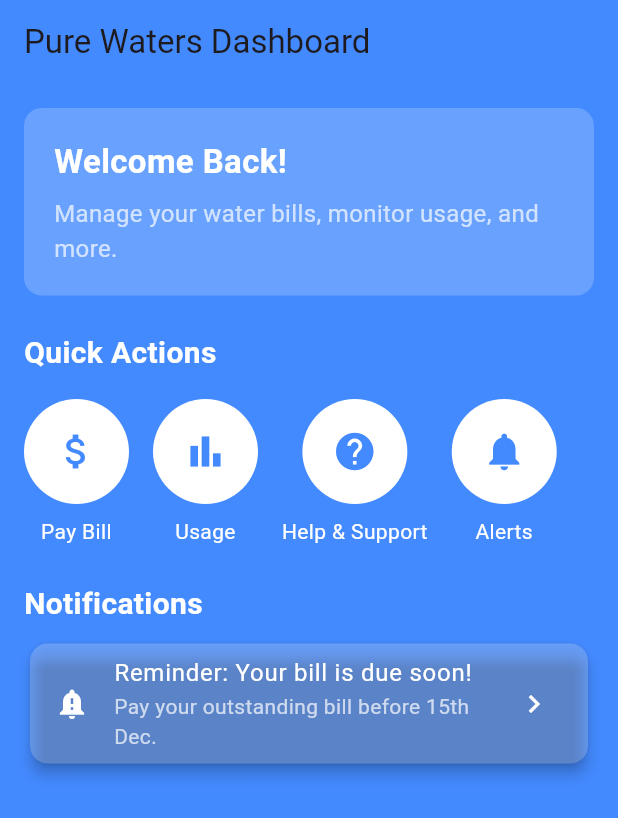
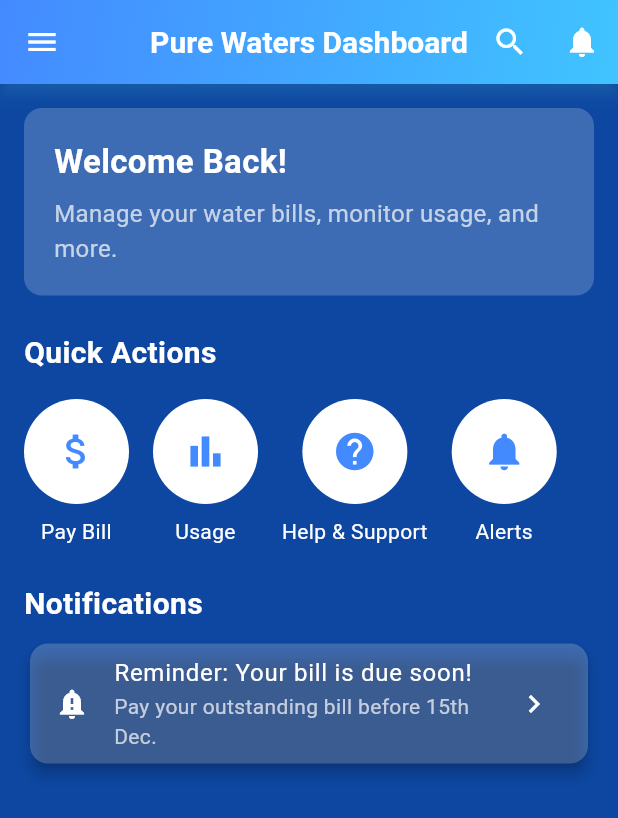
Before and after one commit to NexusGKSoftwares/pure_waters_app, a Flutter app: the screen it shows after launch, on a phone screen of 412 x 824 dp. Shown: the top 818 px of the screen. Run offline on Flutter 3.47's test engine with Material 3 defaults, Android fonts, the phone set to English and light mode, and no system bars.

Commit message:
Enhancements: Gradient Background: Adds a visually dynamic effect to the AppBar. Centralized Title: Centering the title gives it a cleaner, balanced look. Action Buttons: Icons for search and notifications make the AppBar more functional. Menu Icon: Provides easy access to navigation or additional options. Text Styling: Bold and clean white text contrasts well against the gradient background. Subtle Shadow: Slight elevation enhances depth perception.

```diff
--- a/lib/screens/dashboard_screen.dart
+++ b/lib/screens/dashboard_screen.dart
@@ -10,13 +10,52 @@ class DashboardScreen extends StatelessWidget {
   @override
   Widget build(BuildContext context) {
     return Scaffold(
-      backgroundColor: Colors.blueAccent, // Full-page blue background
+      backgroundColor: Colors.blue[900], // Full-page blue background
       appBar: AppBar(
-        title: const Text('Pure Waters Dashboard'),
-        backgroundColor: Colors.blueAccent,
-        elevation: 0, // Removes shadow for a seamless look
+        title: const Text(
+          'Pure Waters Dashboard',
+          style: TextStyle(
+            fontSize: 20,
+            fontWeight: FontWeight.bold,
+            color: Colors.white,
+          ),
+        ),
+        centerTitle: true, // Centers the title
+        flexibleSpace: Container(
+          decoration: const BoxDecoration(
+            gradient: LinearGradient(
+              colors: [Colors.blueAccent, Colors.lightBlueAccent],
+              begin: Alignment.topLeft,
+              end: Alignment.bottomRight,
+            ),
+          ),
+        ),
+        actions: [
+          IconButton(
+            icon: const Icon(Icons.search, color: Colors.white),
+            onPressed: () {
+              // Handle search action
+            },
+          ),
+          IconButton(
+            icon: const Icon(Icons.notifications, color: Colors.white),
+            onPressed: () {
+              // Handle notifications action
+            },
+          ),
+        ],
+        leading: IconButton(
+          icon: const Icon(Icons.menu, color: Colors.white),
+          onPressed: () {
+            // Handle menu action
+          },
+        ),
+        elevation: 4, // Adds slight shadow for depth
+        shadowColor: Colors.lightBlueAccent.withOpacity(0.5), // Shadow color
       ),
-      body: SingleChildScrollView(
+
+
+        body: SingleChildScrollView(
         child: Padding(
           padding: const EdgeInsets.all(16.0),
           child: Column(
```
